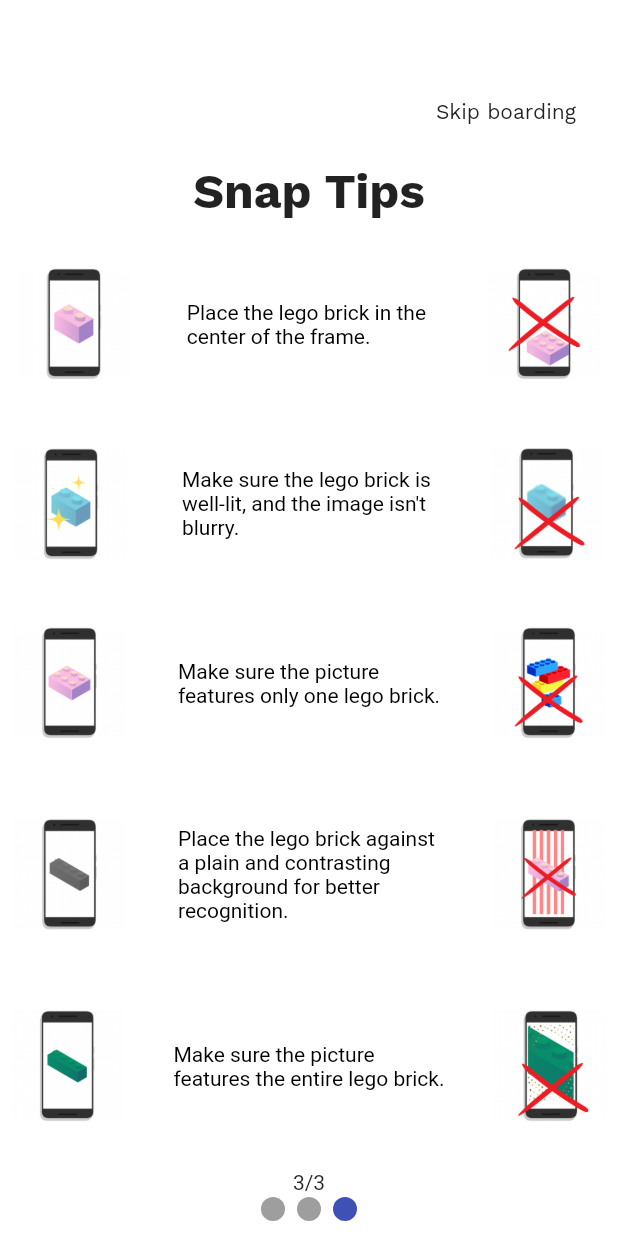
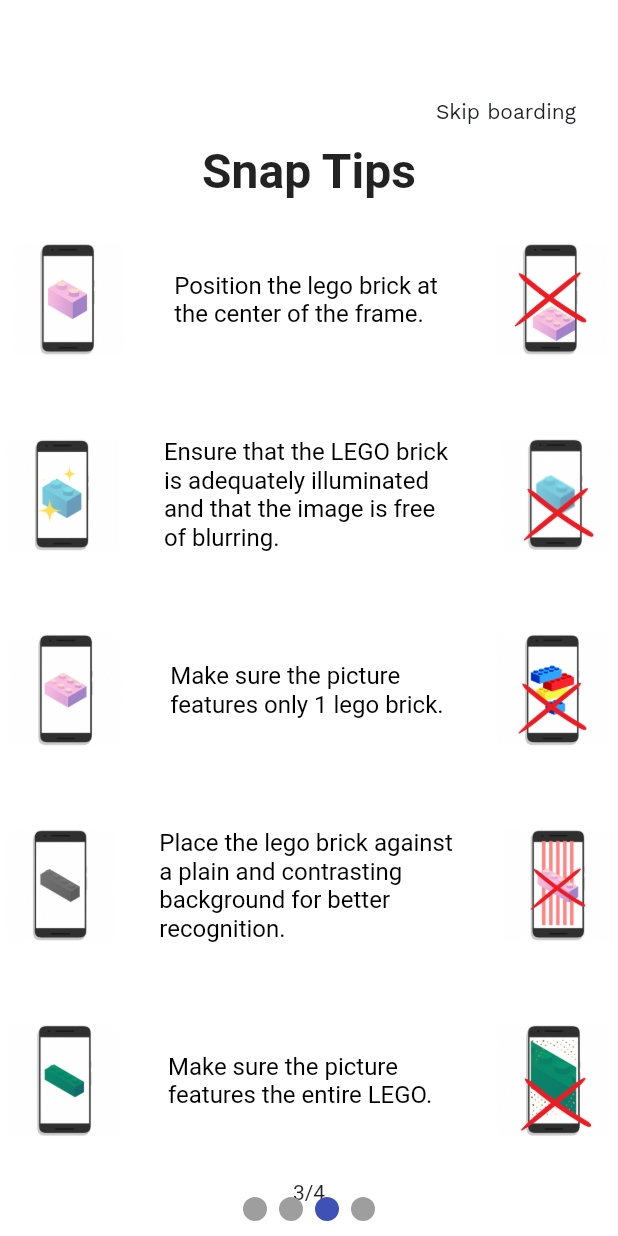
Before and after one commit to maxcelant/Capstone-4901, a Flutter app: the screen it shows after launch, swiped to page 3, on a phone screen of 412 x 824 dp. Run offline on Flutter 3.47's test engine with Material 2 defaults, Android fonts, the phone set to English and light mode, and no system bars; drawn by our look-alikes of smooth_page_indicator; our stand-ins replace image_cropper, image_picker, palette_generator; missing offline and left inert: image_pixels, tflite_flutter, tflite_flutter_helper; Roboto replaces fonts that are missing (Roboto Mono).

Commit message:
on boarding changes

```diff
--- a/lib/components/on_boarding.dart
+++ b/lib/components/on_boarding.dart
@@ -27,8 +27,8 @@ class OnBoarding extends StatelessWidget {
         margin: const EdgeInsets.all(20.0),
         padding: const EdgeInsets.all(6.0),
         child: const Text(
-          "Place the lego brick in the \ncenter of the frame.",
-          style: TextStyle(color: Colors.black, fontSize: 14),
+          "Position the lego brick at \nthe center of the frame.",
+          style: TextStyle(color: Colors.black, fontSize: 16),
         ),
       ),
       Container(
@@ -58,8 +58,8 @@ class OnBoarding extends StatelessWidget {
       margin: const EdgeInsets.all(20.0),
       padding: const EdgeInsets.all(6.0),
       child: const Text(
-        "Make sure the lego brick is \nwell-lit, and the image isn't \nblurry.",
-        style: TextStyle(color: Colors.black, fontSize: 14),
+        "Ensure that the LEGO brick \nis adequately illuminated \nand that the image is free \nof blurring.",
+        style: TextStyle(color: Colors.black, fontSize: 16),
       ),
     ),
     Container(
@@ -89,8 +89,8 @@ class OnBoarding extends StatelessWidget {
         margin: const EdgeInsets.all(20.0),
         padding: const EdgeInsets.all(6.0),
         child: const Text(
-          "Make sure the picture        \nfeatures only one lego brick.",
-          style: TextStyle(color: Colors.black, fontSize: 14),
+          "Make sure the picture        \nfeatures only 1 lego brick.",
+          style: TextStyle(color: Colors.black, fontSize: 16),
         ),
       ),
       Container(
@@ -122,7 +122,7 @@ class OnBoarding extends StatelessWidget {
         padding: const EdgeInsets.all(6.0),
         child: const Text(
           "Place the lego brick against \na plain and contrasting \nbackground for better \nrecognition.",
-          style: TextStyle(color: Colors.black, fontSize: 14),
+          style: TextStyle(color: Colors.black, fontSize: 16),
         ),
       ),
       Container(
@@ -153,8 +153,8 @@ class OnBoarding extends StatelessWidget {
         margin: const EdgeInsets.all(20.0),
         padding: const EdgeInsets.all(6.0),
         child: const Text(
-          "Make sure the picture \nfeatures the entire lego brick.",
-          style: TextStyle(color: Colors.black, fontSize: 14),
+          "Make sure the picture \nfeatures the entire LEGO.   ",
+          style: TextStyle(color: Colors.black, fontSize: 16),
         ),
       ),
       Container(
@@ -169,6 +169,74 @@ class OnBoarding extends StatelessWidget {
     ],
   );
 
+  Widget feature1 = Row(
+    mainAxisAlignment: MainAxisAlignment.spaceEvenly,
+    children: [
+      Container(
+        margin: const EdgeInsets.all(1.0),
+        padding: const EdgeInsets.all(1.0),
+        child: Image.asset(
+          'assets/center.png',
+          height: 75,
+          width: 75,
+        ),
+      ),
+      Container(
+        margin: const EdgeInsets.all(20.0),
+        padding: const EdgeInsets.all(6.0),
+        child: const Text(
+          "Help: Redirects to onboarding pages to \nguide you take better pictures.",
+          style: TextStyle(color: Colors.black, fontSize: 16),
+        ),
+      ),
+    ],
+  );
+
+  Widget feature2 = Row(
+    mainAxisAlignment: MainAxisAlignment.spaceEvenly,
+    children: [
+      Container(
+        margin: const EdgeInsets.all(1.0),
+        padding: const EdgeInsets.all(1.0),
+        child: Image.asset(
+          'assets/center.png',
+          height: 75,
+          width: 75,
+        ),
+      ),
+      Container(
+        margin: const EdgeInsets.all(20.0),
+        padding: const EdgeInsets.all(6.0),
+        child: const Text(
+          "History: View the recent properly           \nidentified bricks.",
+          style: TextStyle(color: Colors.black, fontSize: 16),
+        ),
+      ),
+    ],
+  );
+
+  Widget feature3 = Row(
+    mainAxisAlignment: MainAxisAlignment.spaceEvenly,
+    children: [
+      Container(
+        margin: const EdgeInsets.all(1.0),
+        padding: const EdgeInsets.all(1.0),
+        child: Image.asset(
+          'assets/center.png',
+          height: 75,
+          width: 75,
+        ),
+      ),
+      Container(
+        margin: const EdgeInsets.all(20.0),
+        padding: const EdgeInsets.all(6.0),
+        child: const Text(
+          "Connect: Visit the UNT CSE             \nEngineering website for more               \ninformation.",
+          style: TextStyle(color: Colors.black, fontSize: 16),
+        ),
+      ),
+    ],
+  );
   @override
   Widget build(BuildContext context) {
     return Scaffold(
@@ -200,9 +268,9 @@ class OnBoarding extends StatelessWidget {
                       textAlign: TextAlign.center,
                     ),
                     const Padding(
-                      padding: EdgeInsets.all(12.0),
+                      padding: EdgeInsets.all(11.0),
                       child: Text(
-                        "Swipe left to read the instructions on how to use the app, or click on the 'Skip boarding' button to access our cool features",
+                        "Swipe left to read the instructions on how to use the app.  Click on the 'Skip boarding' button to access our app features",
                         textAlign: TextAlign.center,
                         style: TextStyle(
                           fontFamily: 'WorkSans',
@@ -235,7 +303,7 @@ class OnBoarding extends StatelessWidget {
                       semanticLabel:
                           "take a picture\n crop the picture\n upload the picture\n view results",
                     ),
-                    const Text("2/3"),
+                    const Text("2/4"),
                   ],
                 ),
               ),
@@ -248,9 +316,9 @@ class OnBoarding extends StatelessWidget {
                       const Text(
                         "Snap Tips",
                         style: TextStyle(
-                          fontFamily: 'WorkSans',
+                          fontFamily: 'Roboto Mono',
                           fontSize: 32,
-                          fontWeight: FontWeight.w700,
+                          fontWeight: FontWeight.w600,
                         ),
                         textAlign: TextAlign.center,
                       ),
@@ -259,9 +327,32 @@ class OnBoarding extends StatelessWidget {
                       snaptip3,
                       snaptip4,
                       snaptip5,
-                      const Text("3/3"),
+                      const Text("3/4"),
                     ]),
-              )
+              ),
+              Container(
+                color: Colors.white,
+                child: Column(
+                  mainAxisAlignment: MainAxisAlignment.spaceEvenly,
+                  // ignore: prefer_const_literals_to_create_immutables
+                  children: [
+                    Text("", style: Theme.of(context).textTheme.displaySmall),
+                    const Text(
+                      "Features",
+                      style: TextStyle(
+                        fontFamily: 'Roboto Mono',
+                        fontSize: 32,
+                        fontWeight: FontWeight.w600,
+                      ),
+                      textAlign: TextAlign.center,
+                    ),
+                    feature1,
+                    feature2,
+                    feature3,
+                    const Text("4/4"),
+                  ],
+                ),
+              ),
             ],
           ),
           Positioned(
@@ -285,7 +376,7 @@ class OnBoarding extends StatelessWidget {
             bottom: 10,
             child: SmoothPageIndicator(
               controller: controller,
-              count: 3,
+              count: 4,
               onDotClicked: (index) => controller.animateToPage(index,
                   duration: const Duration(milliseconds: 500),
                   curve: Curves.easeIn),
```
